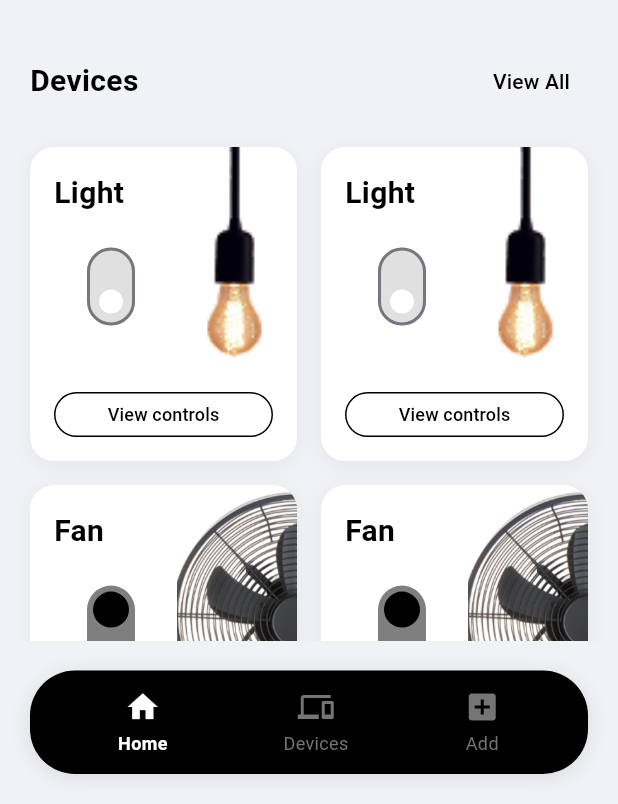
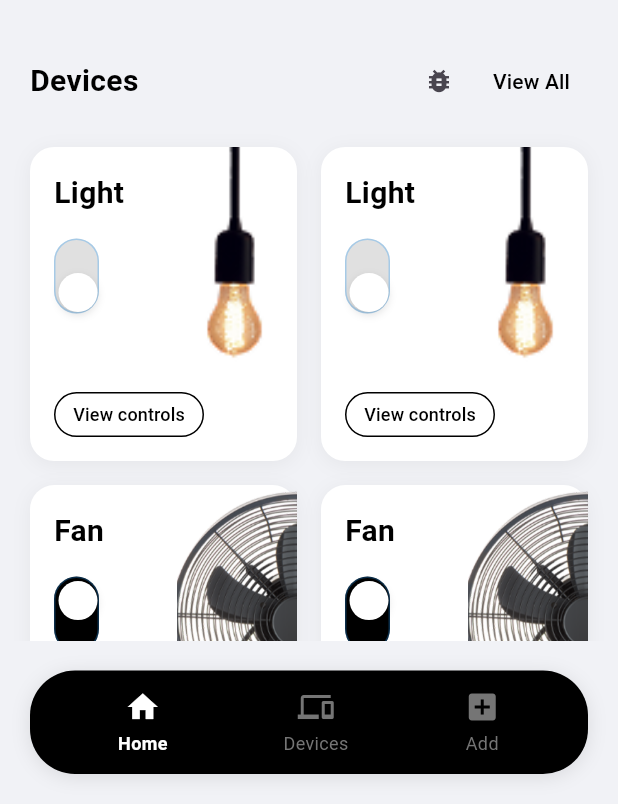
Before and after one commit to Qharny/Smart_Home_UI, a Flutter app: the HomeScreen screen opened by its route, after a tap on "View All", on a phone screen of 412 x 824 dp, the part 432-1236 px from its top. Run offline on Flutter 3.47's test engine with Material 3 defaults, Android fonts, the phone set to English and light mode, and no system bars; our stand-ins replace shared_preferences; accounts and stored records are empty; Roboto replaces fonts that are missing (SF Pro Display).

Commit message:
linking devices

```diff
--- a/lib/screens/home_screen.dart
+++ b/lib/screens/home_screen.dart
@@ -28,6 +28,13 @@ class _HomeScreenState extends State<HomeScreen> {
     _loadData();
   }
 
+  @override
+  void didChangeDependencies() {
+    super.didChangeDependencies();
+    // Refresh device states when dependencies change (e.g., returning from device control)
+    _refreshDeviceStates();
+  }
+
   Future<void> _loadData() async {
     try {
       // Force reinitialize devices to ensure correct names
@@ -53,13 +60,47 @@ class _HomeScreenState extends State<HomeScreen> {
 
   Future<void> _toggleDevice(String deviceId) async {
     try {
+      print('HomeScreen: Toggling device: $deviceId'); // Debug log
       await _deviceRepository.toggleDevice(deviceId);
+      print('HomeScreen: Device toggled successfully'); // Debug log
       await _loadData(); // Reload data to reflect changes
+      print('HomeScreen: Data reloaded'); // Debug log
     } catch (e) {
+      print('HomeScreen: Error toggling device: $e'); // Debug log
       // Handle error
       ScaffoldMessenger.of(
         context,
       ).showSnackBar(SnackBar(content: Text('Failed to toggle device: $e')));
+    }
+  }
+
+  Future<void> _refreshDeviceStates() async {
+    print('HomeScreen: Refreshing device states');
+    // Refresh device states from cache
+    for (final device in _devices) {
+      final cachedState = await _cacheService.getDevicePowerState(device.id);
+      if (cachedState != null && cachedState != device.isOn) {
+        print(
+          'HomeScreen: Updating device ${device.name} state from ${device.isOn} to $cachedState',
+        );
+        // Update device state
+        device.isOn = cachedState;
+      }
+    }
+    setState(() {
+      // Trigger rebuild to reflect updated states
+    });
+    print('HomeScreen: Device states refreshed');
+  }
+
+  // Test method to verify synchronization
+  Future<void> _testSynchronization() async {
+    print('HomeScreen: Testing synchronization...');
+    for (final device in _devices) {
+      final cachedState = await _cacheService.getDevicePowerState(device.id);
+      print(
+        'HomeScreen: Device ${device.name} - Current: ${device.isOn}, Cached: $cachedState',
+      );
     }
   }
 
@@ -186,6 +227,14 @@ class _HomeScreenState extends State<HomeScreen> {
                             color: Colors.black,
                           ),
                         ),
+                        Row(
+                          children: [
+                            // Temporary test button
+                            IconButton(
+                              onPressed: _testSynchronization,
+                              icon: const Icon(Icons.bug_report, size: 20),
+                              tooltip: 'Test Synchronization',
+                            ),
                             TextButton(
                               onPressed: () {
                                 // TODO: Navigate to all devices
@@ -197,6 +246,8 @@ class _HomeScreenState extends State<HomeScreen> {
                                   fontWeight: FontWeight.w500,
                                 ),
                               ),
+                            ),
+                          ],
                         ),
                       ],
                     ),
@@ -218,16 +269,16 @@ class _HomeScreenState extends State<HomeScreen> {
                       itemBuilder: (context, index) {
                         final device = _devices[index];
                         return DeviceCard(
+                          deviceId: device.id,
                           name: device.name,
                           imagePath: device.imagePath,
                           isOn: device.isOn,
                           onToggle: (value) async {
+                            print(
+                              'onToggle called with value: $value for device: ${device.name}',
+                            ); // Debug log
                             try {
-                              await _deviceRepository.updateDeviceState(
-                                device.id,
-                                value,
-                              );
-                              await _loadData(); // Reload data to reflect changes
+                              await _toggleDevice(device.id);
                             } catch (e) {
                               // Handle error
                               ScaffoldMessenger.of(context).showSnackBar(
@@ -245,7 +296,7 @@ class _HomeScreenState extends State<HomeScreen> {
                                 'device': device,
                                 'onDeviceStateChanged': () {
                                   // Refresh device list when device state changes
-                                  _loadData();
+                                  _refreshDeviceStates();
                                 },
                               },
                             );
--- a/lib/services/cache_service.dart
+++ b/lib/services/cache_service.dart
@@ -47,15 +47,25 @@ class CacheService {
   }
 
   Future<void> updateDevicePowerState(String deviceId, bool isOn) async {
+    print('CacheService: Updating device $deviceId power state to: $isOn');
     final currentState = await getDeviceState(deviceId) ?? {};
     currentState['isOn'] = isOn;
     currentState['lastUpdated'] = DateTime.now().toIso8601String();
     await saveDeviceState(deviceId, currentState);
+    print('CacheService: Device $deviceId power state saved to cache');
   }
 
   Future<bool?> getDevicePowerState(String deviceId) async {
     final state = await getDeviceState(deviceId);
-    return state?['isOn'] as bool?;
+    final isOn = state?['isOn'] as bool?;
+    print('CacheService: Retrieved device $deviceId power state: $isOn');
+    return isOn;
+  }
+
+  // Clear all device states (for testing)
+  Future<void> clearDeviceStates() async {
+    print('CacheService: Clearing all device states');
+    await _prefs.remove(_deviceStatesKey);
   }
 
   // User Preferences
--- a/lib/widgets/device_card.dart
+++ b/lib/widgets/device_card.dart
@@ -1,6 +1,9 @@
 import 'package:flutter/material.dart';
 
-class DeviceCard extends StatelessWidget {
+import '../services/cache_service.dart';
+
+class DeviceCard extends StatefulWidget {
+  final String deviceId;
   final String name;
   final String imagePath;
   final bool isOn;
@@ -9,6 +12,7 @@ class DeviceCard extends StatelessWidget {
 
   const DeviceCard({
     super.key,
+    required this.deviceId,
     required this.name,
     required this.imagePath,
     required this.isOn,
@@ -17,9 +21,69 @@ class DeviceCard extends StatelessWidget {
   });
 
   @override
+  State<DeviceCard> createState() => _DeviceCardState();
+}
+
+class _DeviceCardState extends State<DeviceCard> {
+  bool _localIsOn = false;
+  final CacheService _cacheService = CacheService();
+
+  @override
+  void initState() {
+    super.initState();
+    _loadDeviceState();
+  }
+
+  Future<void> _loadDeviceState() async {
+    // Load device state from cache service using device ID
+    final cachedState = await _cacheService.getDevicePowerState(
+      widget.deviceId,
+    );
+    print(
+      'DeviceCard: Loading state for ${widget.name} (${widget.deviceId}), cached: $cachedState, widget.isOn: ${widget.isOn}',
+    );
+    setState(() {
+      _localIsOn = cachedState ?? widget.isOn;
+    });
+    print('DeviceCard: Final local state for ${widget.name}: $_localIsOn');
+  }
+
+  @override
+  void didUpdateWidget(DeviceCard oldWidget) {
+    super.didUpdateWidget(oldWidget);
+    if (oldWidget.isOn != widget.isOn) {
+      print(
+        'DeviceCard: Widget state changed for ${widget.name}, old: ${oldWidget.isOn}, new: ${widget.isOn}',
+      );
+      setState(() {
+        _localIsOn = widget.isOn;
+      });
+      print('DeviceCard: Updated local state for ${widget.name}: $_localIsOn');
+    }
+  }
+
+  Future<void> _handleToggle() async {
+    print(
+      'DeviceCard: Toggle tapped for ${widget.name}, current state: $_localIsOn',
+    ); // Debug log
+    print('DeviceCard: Calling onToggle with: ${!_localIsOn}'); // Debug log
+
+    // Update local state immediately for visual feedback
+    setState(() {
+      _localIsOn = !_localIsOn;
+    });
+
+    // Call the parent callback
+    await widget.onToggle(_localIsOn);
+    print(
+      'DeviceCard: Toggle completed for ${widget.name}, new state: $_localIsOn',
+    );
+  }
+
+  @override
   Widget build(BuildContext context) {
     return Container(
-      height: 160,
+      height: 180,
       decoration: BoxDecoration(
         color: Colors.white,
         borderRadius: BorderRadius.circular(16),
@@ -47,11 +111,7 @@ class DeviceCard extends StatelessWidget {
                 ),
               ),
               child: ClipRRect(
-                borderRadius: const BorderRadius.only(
-                  topRight: Radius.circular(16),
-                  bottomRight: Radius.circular(16),
-                ),
-                child: Image.asset(imagePath, fit: BoxFit.cover),
+                child: Image.asset(widget.imagePath, fit: BoxFit.cover),
               ),
             ),
           ),
@@ -63,7 +123,7 @@ class DeviceCard extends StatelessWidget {
               children: [
                 // Title at the top left
                 Text(
-                  name,
+                  widget.name,
                   style: const TextStyle(
                     fontSize: 20,
                     fontWeight: FontWeight.bold,
@@ -72,20 +132,44 @@ class DeviceCard extends StatelessWidget {
                 ),
                 const SizedBox(height: 16),
 
-                // Toggle switch
+                // Custom toggle button
                 GestureDetector(
-                  onTap: () => onToggle(!isOn),
+                  onTap: _handleToggle,
                   child: Container(
-                    padding: const EdgeInsets.all(8),
-                    child: Transform.rotate(
-                      angle: -1.5708,
-                      child: Switch(
-                        value: isOn,
-                        onChanged: onToggle,
-                        activeColor: Colors.black,
-                        inactiveThumbColor: Colors.white,
-                        inactiveTrackColor: Colors.grey[300],
+                    width: 30,
+                    height: 50,
+                    decoration: BoxDecoration(
+                      color: _localIsOn ? Colors.black : Colors.grey[300],
+                      borderRadius: BorderRadius.circular(15),
+                      border: Border.all(
+                        color: Colors.blue.withOpacity(0.3),
+                        width: 1,
                       ),
+                    ),
+                    child: Stack(
+                      children: [
+                        // Toggle circle
+                        AnimatedPositioned(
+                          duration: const Duration(milliseconds: 200),
+                          left: 2,
+                          top: _localIsOn ? 2 : 22,
+                          child: Container(
+                            width: 26,
+                            height: 26,
+                            decoration: const BoxDecoration(
+                              color: Colors.white,
+                              shape: BoxShape.circle,
+                              boxShadow: [
+                                BoxShadow(
+                                  color: Colors.black12,
+                                  blurRadius: 4,
+                                  offset: Offset(0, 2),
+                                ),
+                              ],
+                            ),
+                          ),
+                        ),
+                      ],
                     ),
                   ),
                 ),
@@ -95,9 +179,9 @@ class DeviceCard extends StatelessWidget {
                 // View controls button at the bottom
                 SizedBox(
                   height: 30,
-                  width: double.infinity,
+                  width: 100,
                   child: ElevatedButton(
-                    onPressed: onViewControls,
+                    onPressed: widget.onViewControls,
                     style: ElevatedButton.styleFrom(
                       backgroundColor: Colors.transparent,
                       foregroundColor: Colors.black,
```
Also changed, not shown: lib/repositories/device_repository.dart (+39 -2 lines), lib/screens/device_control_screen.dart (+30 -15 lines). Lines whose indentation alone changed are shown as unchanged.
